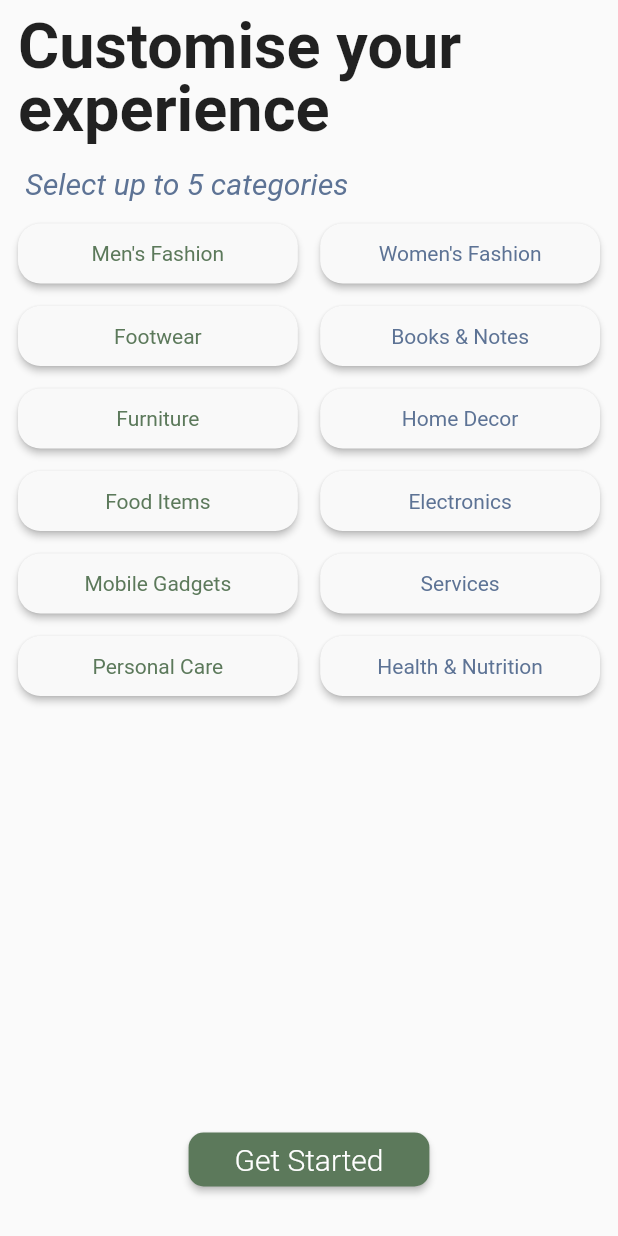
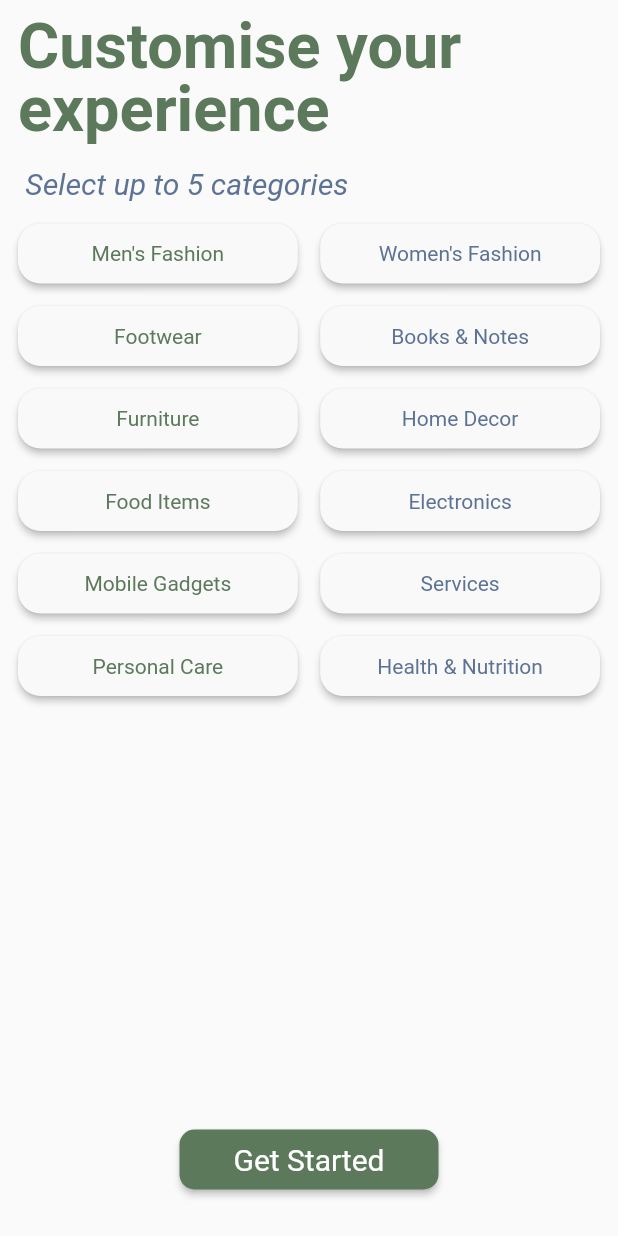
Before and after one commit to garrysjh/NTUMart, a Flutter app: the CategorySelectionPage screen opened directly, on a phone screen of 412 x 824 dp. Run offline on Flutter 3.47's test engine with Material 2 defaults, Android fonts, the phone set to English and light mode, and no system bars; our stand-ins replace camera, font_awesome_flutter, image_picker, shared_preferences; missing offline and left inert: dialog_flowtter; accounts and stored records are empty; project files that could hold a hidden picture were left out.

Commit message:
changed design (1)

```diff
--- a/frontend/lib/custominterests.dart
+++ b/frontend/lib/custominterests.dart
@@ -42,7 +42,6 @@
           surface: Color(0xFFEAEAEA),
           onSurface: Color(0xFF5C795B),
         ),
-        useMaterial3: true,
       ),
       home: const CategorySelectionPage(title: 'Category Selection Page'),
     );
@@ -95,7 +94,7 @@
           children: <Widget>[
             const FittedBox( //Customise your experience
             fit: BoxFit.fitWidth,
-            child: Text('Customise your \nexperience', maxLines: 2, style: TextStyle( height: 1 ,fontSize: 42,fontWeight: FontWeight.w600))
+            child: Text('Customise your \nexperience', maxLines: 2, style: TextStyle( height: 1 ,fontSize: 42,fontWeight: FontWeight.w600, color: Color(0xFF5C795B),))
             ),
         const SizedBox(
           height: 15
@@ -143,7 +142,6 @@
                                 behavior: SnackBarBehavior.floating,
                               ),
                             );
-
                           }
                         }
                       });
@@ -196,11 +194,14 @@
                     ),
                   ),
                     backgroundColor: const MaterialStatePropertyAll<Color>(Color(0xFF5C795B)),
-                    fixedSize: MaterialStateProperty.all( const Size(double.infinity, 30.0), // Change the button height
+                    fixedSize: MaterialStateProperty.all( const Size(double.infinity, 40.0), // Change the button height
               ),
                 ),
-                child: const Text('   Get Started   ',
-                  style: TextStyle(color: Color(0xFFFFFFFF), fontWeight: FontWeight.w300, fontSize: 20),
+                child: const Padding(
+                  padding: EdgeInsets.only(left:20.0, right:20.0),
+                  child: Text('Get Started',
+                    style: TextStyle(color: Color(0xFFFFFFFF), fontWeight: FontWeight.w400, fontSize: 20),
+                  ),
                 ),
               )
             ),
```
